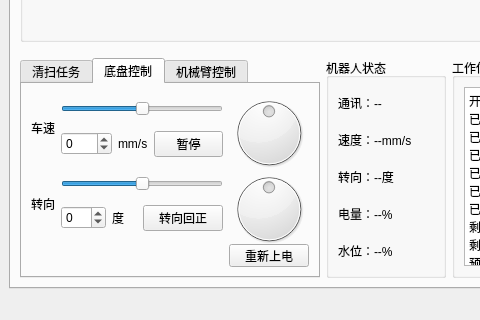
Before: the Qt Designer form python_test/python_test/ui_main.ui in myzonexu/git_test, drawn with Qt 5; both pictures show x 0 to 480 and y 380 to 700 of the 1024 by 700 pixel window.
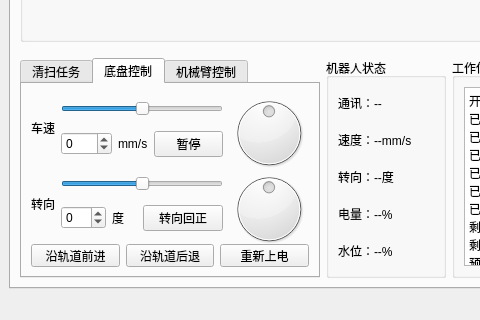
After: the same form once the commit is applied. The open tabs and pages were chosen to show the change.

Commit message: 修复暂停、回正错误，增加沿轨道前进后退功能

The edit to the form file:
```diff
--- a/python_test/python_test/ui_main.ui
+++ b/python_test/python_test/ui_main.ui
@@ -559,20 +559,54 @@
               <item>
                <layout class="QHBoxLayout" name="horizontalLayout_6">
                 <item>
-                 <spacer name="horizontalSpacer_2">
-                  <property name="orientation">
-                   <enum>Qt::Horizontal</enum>
+                 <widget class="QPushButton" name="pushButton_drive_track_forward">
+                  <property name="sizePolicy">
+                   <sizepolicy hsizetype="Fixed" vsizetype="Fixed">
+                    <horstretch>0</horstretch>
+                    <verstretch>0</verstretch>
+                   </sizepolicy>
                   </property>
-                  <property name="sizeType">
-                   <enum>QSizePolicy::Expanding</enum>
+                  <property name="minimumSize">
+                   <size>
+                    <width>80</width>
+                    <height>23</height>
+                   </size>
                   </property>
-                  <property name="sizeHint" stdset="0">
+                  <property name="maximumSize">
                    <size>
+                    <width>100</width>
+                    <height>23</height>
+                   </size>
+                  </property>
+                  <property name="text">
+                   <string>沿轨道前进</string>
+                  </property>
+                 </widget>
+                </item>
+                <item>
+                 <widget class="QPushButton" name="pushButton_drive_track_backward">
+                  <property name="sizePolicy">
+                   <sizepolicy hsizetype="Fixed" vsizetype="Fixed">
+                    <horstretch>0</horstretch>
+                    <verstretch>0</verstretch>
+                   </sizepolicy>
+                  </property>
+                  <property name="minimumSize">
+                   <size>
                     <width>80</width>
-                    <height>20</height>
+                    <height>23</height>
                    </size>
                   </property>
-                 </spacer>
+                  <property name="maximumSize">
+                   <size>
+                    <width>100</width>
+                    <height>23</height>
+                   </size>
+                  </property>
+                  <property name="text">
+                   <string>沿轨道后退</string>
+                  </property>
+                 </widget>
                 </item>
                 <item>
                  <widget class="QPushButton" name="pushButton_chassis_power_restart">
```
The commit also changes 6 other files.
